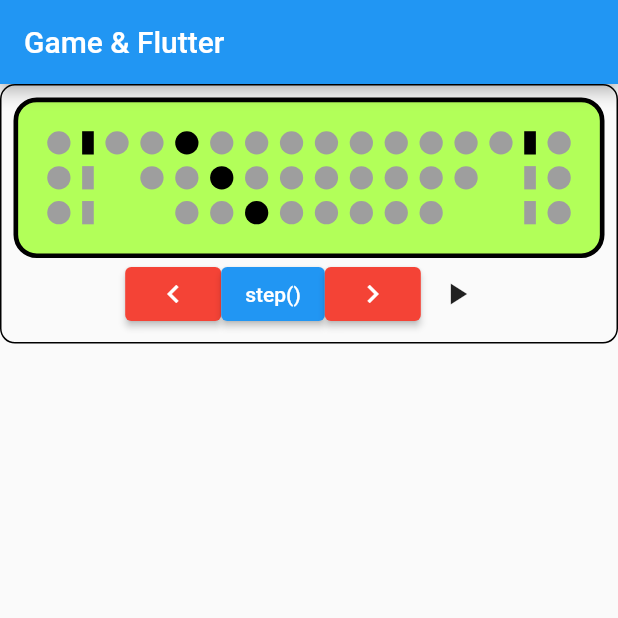
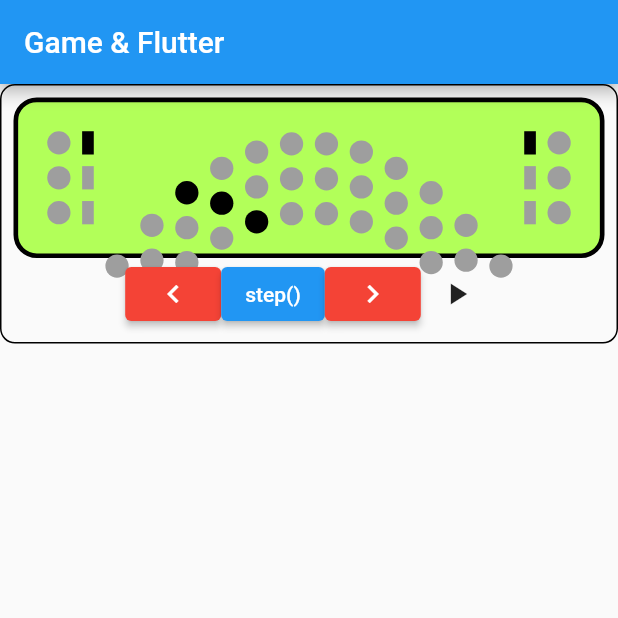
Before and after one commit to apfelsinecode/game-and-flutter, a Flutter app: the screen it shows after launch, on a phone screen of 412 x 824 dp, the top half of it. Run offline on Flutter 3.47's test engine with Material 2 defaults, Android fonts, the phone set to English and light mode, and no system bars.

Commit message:
parable arc prototype

```diff
--- a/lib/ball.dart
+++ b/lib/ball.dart
@@ -50,8 +50,7 @@ class _BallGameState extends State<BallGame> {
               screen(),
               gameControlButtons(),
             ],
-          )
-      ),
+          )),
     );
   }
 
@@ -67,7 +66,6 @@ class _BallGameState extends State<BallGame> {
           borderRadius: BorderRadius.circular(20),
         ),
         padding: EdgeInsets.all(20),
-
         child: Row(
           mainAxisSize: MainAxisSize.min,
           children: [
@@ -143,7 +141,12 @@ class _BallGameState extends State<BallGame> {
   Widget arc(int size, int ballPos, [bool reflected]) {
     var stencils = <Widget>[];
     for (int i = 0; i < size; i++) {
-      stencils.add(ballStencil(i == ballPos, reflected));
+      stencils.add(Transform.translate(
+        offset: Offset(
+            0,
+            pow((i.toDouble() - size.toDouble() / 2.0 + 0.5), 2)) * 3.5,
+        child: ballStencil(i == ballPos, reflected),
+      ));
     }
     return Row(
       children: stencils,
@@ -199,7 +202,6 @@ class _BallGameState extends State<BallGame> {
       style: ElevatedButton.styleFrom(
         primary: Colors.red,
       ),
-
     );
 
     // return Container(
```
